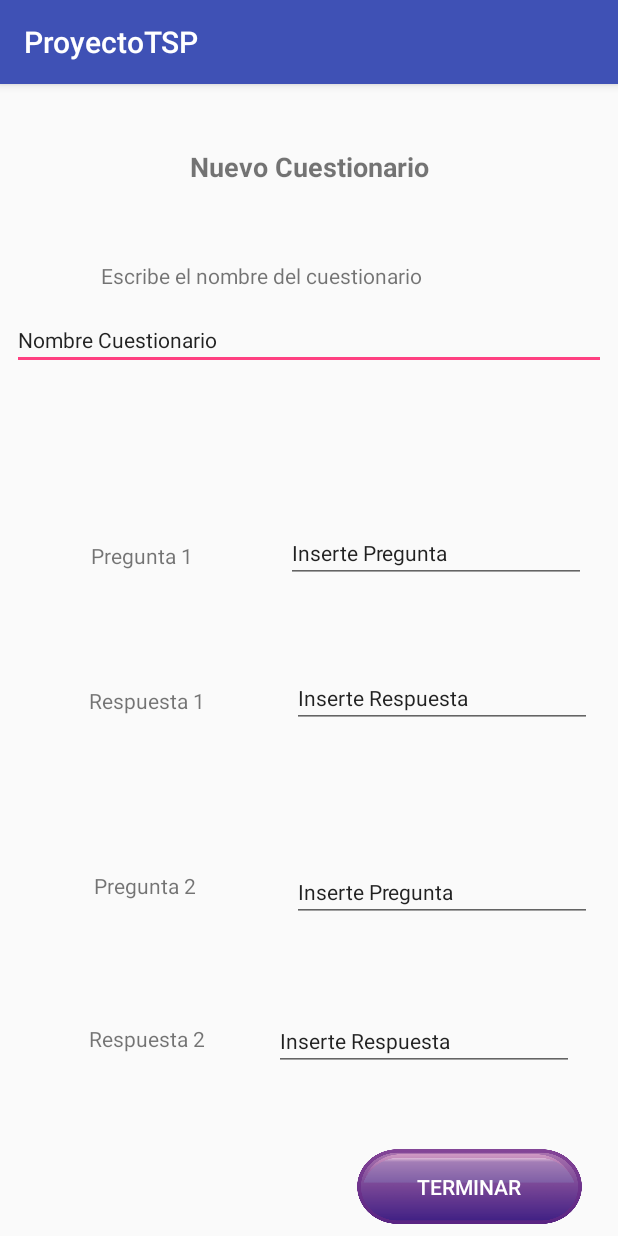
After one commit to ProyectoTeam/ProyectoTSP, an Android app: the NuevoCuestionario screen opened directly, with no data from a screen before it, on a phone screen of 412 x 824 dp. The commit adds this screen. Run offline under Robolectric (Android 15) with nearby library versions, the phone set to English and light mode, and no system bars.

Commit message:
Fin parte 2 proyecto

```diff
--- a/app/src/main/AndroidManifest.xml
+++ b/app/src/main/AndroidManifest.xml
@@ -23,7 +23,8 @@
         <activity android:name=".Ejemplos" />
         <activity android:name=".Mostrar" />
         <activity android:name=".Ejercicio_Tipo_1" />
-        <activity android:name=".ejemplo_tipo_1"></activity>
+        <activity android:name=".ejemplo_tipo_1" />
+        <activity android:name=".NuevoCuestionario"></activity>
     </application>
 
 </manifest>
--- /dev/null
+++ b/app/src/main/java/e/subsh/proyectotsp/NuevoCuestionario.java
@@ -0,0 +1,13 @@
+package e.subsh.proyectotsp;
+
+import android.support.v7.app.AppCompatActivity;
+import android.os.Bundle;
+
+public class NuevoCuestionario extends AppCompatActivity {
+
+    @Override
+    protected void onCreate(Bundle savedInstanceState) {
+        super.onCreate(savedInstanceState);
+        setContentView(R.layout.activity_nuevo_cuestionario);
+    }
+}
--- /dev/null
+++ b/app/src/main/res/layout/activity_nuevo_cuestionario.xml
@@ -0,0 +1,209 @@
+<?xml version="1.0" encoding="utf-8"?>
+<android.support.constraint.ConstraintLayout xmlns:android="http://schemas.android.com/apk/res/android"
+    xmlns:app="http://schemas.android.com/apk/res-auto"
+    xmlns:tools="http://schemas.android.com/tools"
+    android:layout_width="match_parent"
+    android:layout_height="match_parent"
+    tools:context="e.subsh.proyectotsp.NuevoCuestionario">
+
+    <TextView
+        android:id="@+id/textView16"
+        android:layout_width="wrap_content"
+        android:layout_height="wrap_content"
+        android:layout_marginBottom="8dp"
+        android:layout_marginEnd="8dp"
+        android:layout_marginStart="8dp"
+        android:layout_marginTop="8dp"
+        android:text="Nuevo Cuestionario"
+        android:textSize="18sp"
+        android:textStyle="bold"
+        app:layout_constraintBottom_toBottomOf="parent"
+        app:layout_constraintEnd_toEndOf="parent"
+        app:layout_constraintHorizontal_bias="0.502"
+        app:layout_constraintStart_toStartOf="parent"
+        app:layout_constraintTop_toTopOf="parent"
+        app:layout_constraintVertical_bias="0.048" />
+
+    <TextView
+        android:id="@+id/textView17"
+        android:layout_width="wrap_content"
+        android:layout_height="wrap_content"
+        android:layout_marginBottom="8dp"
+        android:layout_marginEnd="8dp"
+        android:layout_marginStart="8dp"
+        android:layout_marginTop="8dp"
+        android:text="Escribe el nombre del cuestionario"
+        app:layout_constraintBottom_toBottomOf="parent"
+        app:layout_constraintEnd_toEndOf="parent"
+        app:layout_constraintHorizontal_bias="0.326"
+        app:layout_constraintStart_toStartOf="parent"
+        app:layout_constraintTop_toTopOf="parent"
+        app:layout_constraintVertical_bias="0.14999998" />
+
+    <EditText
+        android:id="@+id/InserteNombreCuestionario"
+        android:layout_width="match_parent"
+        android:layout_height="wrap_content"
+        android:layout_marginBottom="8dp"
+        android:layout_marginEnd="8dp"
+        android:layout_marginStart="8dp"
+        android:layout_marginTop="8dp"
+        android:text="@string/edt_NombreCuestionario"
+        android:textSize="14sp"
+        app:layout_constraintBottom_toBottomOf="parent"
+        app:layout_constraintEnd_toEndOf="parent"
+        app:layout_constraintStart_toStartOf="parent"
+        app:layout_constraintTop_toTopOf="parent"
+        app:layout_constraintVertical_bias="0.2" />
+
+    <EditText
+        android:id="@+id/Pregunta1"
+        android:layout_width="200dp"
+        android:layout_height="wrap_content"
+        android:layout_marginBottom="8dp"
+        android:layout_marginEnd="8dp"
+        android:layout_marginStart="8dp"
+        android:layout_marginTop="8dp"
+        android:text="@string/edt_InsertarPregunta"
+        android:textSize="14sp"
+        app:layout_constraintBottom_toBottomOf="parent"
+        app:layout_constraintEnd_toEndOf="parent"
+        app:layout_constraintHorizontal_bias="0.932"
+        app:layout_constraintStart_toStartOf="parent"
+        app:layout_constraintTop_toTopOf="parent"
+        app:layout_constraintVertical_bias="0.4" />
+
+    <EditText
+        android:layout_width="200dp"
+        android:layout_height="wrap_content"
+        android:id="@+id/Respuesta1"
+        android:text="@string/edt_InsertarRespuesta"
+        android:layout_marginBottom="8dp"
+        android:layout_marginEnd="8dp"
+        android:layout_marginStart="8dp"
+        android:layout_marginTop="8dp"
+        android:textSize="14sp"
+        app:layout_constraintBottom_toBottomOf="parent"
+        app:layout_constraintEnd_toEndOf="parent"
+        app:layout_constraintHorizontal_bias="0.952"
+        app:layout_constraintStart_toStartOf="parent"
+        app:layout_constraintTop_toTopOf="parent"
+        app:layout_constraintVertical_bias="0.536" />
+
+    <EditText
+        android:id="@+id/Pregunta2"
+        android:layout_width="200dp"
+        android:layout_height="wrap_content"
+        android:layout_marginBottom="8dp"
+        android:layout_marginEnd="8dp"
+        android:layout_marginStart="8dp"
+        android:layout_marginTop="8dp"
+        android:text="@string/edt_InsertarPregunta"
+        android:textSize="14sp"
+        app:layout_constraintBottom_toBottomOf="parent"
+        app:layout_constraintEnd_toEndOf="parent"
+        app:layout_constraintHorizontal_bias="0.952"
+        app:layout_constraintStart_toStartOf="parent"
+        app:layout_constraintTop_toTopOf="parent"
+        app:layout_constraintVertical_bias="0.717" />
+
+    <EditText
+        android:id="@+id/Respuesta2"
+        android:layout_width="200dp"
+        android:layout_height="wrap_content"
+        android:layout_marginBottom="8dp"
+        android:layout_marginEnd="8dp"
+        android:layout_marginStart="8dp"
+        android:layout_marginTop="8dp"
+        android:text="@string/edt_InsertarRespuesta"
+        android:textSize="14sp"
+        app:layout_constraintBottom_toBottomOf="parent"
+        app:layout_constraintEnd_toEndOf="parent"
+        app:layout_constraintHorizontal_bias="0.892"
+        app:layout_constraintStart_toStartOf="parent"
+        app:layout_constraintTop_toTopOf="parent"
+        app:layout_constraintVertical_bias="0.857" />
+
+    <TextView
+        android:id="@+id/textView18"
+        android:layout_width="wrap_content"
+        android:layout_height="wrap_content"
+        android:layout_marginBottom="8dp"
+        android:layout_marginEnd="8dp"
+        android:layout_marginStart="8dp"
+        android:layout_marginTop="8dp"
+        android:text="Pregunta 1"
+        app:layout_constraintBottom_toBottomOf="parent"
+        app:layout_constraintEnd_toEndOf="parent"
+        app:layout_constraintHorizontal_bias="0.161"
+        app:layout_constraintStart_toStartOf="parent"
+        app:layout_constraintTop_toTopOf="parent"
+        app:layout_constraintVertical_bias="0.405" />
+
+    <TextView
+        android:id="@+id/textView19"
+        android:layout_width="wrap_content"
+        android:layout_height="wrap_content"
+        android:layout_marginBottom="8dp"
+        android:layout_marginEnd="8dp"
+        android:layout_marginStart="8dp"
+        android:layout_marginTop="8dp"
+        android:text="Pregunta 2"
+        app:layout_constraintBottom_toBottomOf="parent"
+        app:layout_constraintEnd_toEndOf="parent"
+        app:layout_constraintHorizontal_bias="0.166"
+        app:layout_constraintStart_toStartOf="parent"
+        app:layout_constraintTop_toTopOf="parent"
+        app:layout_constraintVertical_bias="0.705" />
+
+    <TextView
+        android:id="@+id/textView20"
+        android:layout_width="wrap_content"
+        android:layout_height="wrap_content"
+        android:layout_marginBottom="8dp"
+        android:layout_marginEnd="8dp"
+        android:layout_marginStart="8dp"
+        android:layout_marginTop="8dp"
+        android:text="Respuesta 1"
+        app:layout_constraintBottom_toBottomOf="parent"
+        app:layout_constraintEnd_toEndOf="parent"
+        app:layout_constraintHorizontal_bias="0.161"
+        app:layout_constraintStart_toStartOf="parent"
+        app:layout_constraintTop_toTopOf="parent"
+        app:layout_constraintVertical_bias="0.537" />
+
+    <TextView
+        android:id="@+id/textView21"
+        android:layout_width="wrap_content"
+        android:layout_height="wrap_content"
+        android:layout_marginBottom="8dp"
+        android:layout_marginEnd="8dp"
+        android:layout_marginStart="8dp"
+        android:layout_marginTop="8dp"
+        android:text="Respuesta 2"
+        app:layout_constraintBottom_toBottomOf="parent"
+        app:layout_constraintEnd_toEndOf="parent"
+        app:layout_constraintHorizontal_bias="0.161"
+        app:layout_constraintStart_toStartOf="parent"
+        app:layout_constraintTop_toTopOf="parent"
+        app:layout_constraintVertical_bias="0.844" />
+
+    <Button
+        android:id="@+id/button2"
+        android:layout_width="@dimen/dim_boton_width"
+        android:layout_height="@dimen/dim_boton_height"
+        android:layout_marginBottom="8dp"
+        android:layout_marginEnd="8dp"
+        android:layout_marginStart="8dp"
+        android:layout_marginTop="8dp"
+        android:textColor="@color/colorBotonMorado"
+        android:background="@drawable/boton_morado"
+        android:text="@string/btn_Terminar"
+        app:layout_constraintBottom_toBottomOf="parent"
+        app:layout_constraintEnd_toEndOf="parent"
+        app:layout_constraintHorizontal_bias="0.935"
+        app:layout_constraintStart_toStartOf="parent"
+        app:layout_constraintTop_toTopOf="parent"
+        app:layout_constraintVertical_bias="1.0" />
+
+</android.support.constraint.ConstraintLayout>
--- a/app/src/main/res/values/strings.xml
+++ b/app/src/main/res/values/strings.xml
@@ -18,6 +18,10 @@
     <string name="btn_Abrir">Abrir</string>
     <string name="btn_Editar">Editar</string>
     <string name="btn_Borrar">Borrar</string>
+    <string name="btn_Terminar">Terminar</string>
+    <string name="edt_NombreCuestionario">Nombre Cuestionario</string>
+    <string name="edt_InsertarPregunta">Inserte Pregunta</string>
+    <string name="edt_InsertarRespuesta">Inserte Respuesta</string>
 
     <string name="txt_anadetusmaterias">Añade tus materias</string>
 
```
